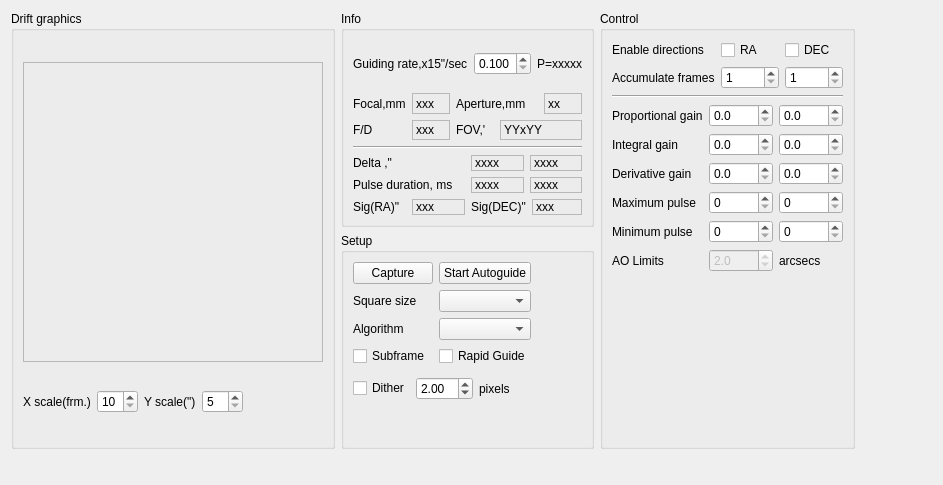
KDE/kstars, file kstars/ekos/guide/guider.ui: the form before one commit.
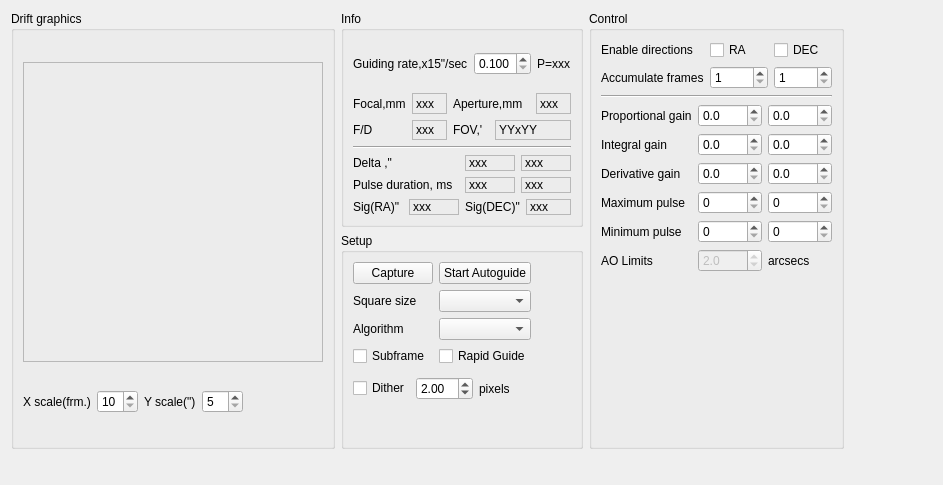
The form after the commit.

```diff
--- a/kstars/ekos/guide/guider.ui
+++ b/kstars/ekos/guide/guider.ui
@@ -174,7 +174,7 @@
             <item>
              <widget class="QLabel" name="l_RecommendedGain">
               <property name="text">
-               <string>P=xxxxx</string>
+               <string notr="true">P=xxx</string>
               </property>
              </widget>
             </item>
@@ -224,7 +224,7 @@
                <enum>QFrame::Sunken</enum>
               </property>
               <property name="text">
-               <string>xx</string>
+               <string notr="true">xxx</string>
               </property>
               <property name="alignment">
                <set>Qt::AlignLeading|Qt::AlignLeft|Qt::AlignVCenter</set>
@@ -306,7 +306,7 @@
                  <enum>QFrame::Sunken</enum>
                 </property>
                 <property name="text">
-                 <string>xxxx</string>
+                 <string notr="true">xxx</string>
                 </property>
                 <property name="alignment">
                  <set>Qt::AlignLeading|Qt::AlignLeft|Qt::AlignVCenter</set>
@@ -322,7 +322,7 @@
                  <enum>QFrame::Sunken</enum>
                 </property>
                 <property name="text">
-                 <string>xxxx</string>
+                 <string notr="true">xxx</string>
                 </property>
                 <property name="alignment">
                  <set>Qt::AlignLeading|Qt::AlignLeft|Qt::AlignVCenter</set>
@@ -349,7 +349,7 @@
                  <enum>QFrame::Sunken</enum>
                 </property>
                 <property name="text">
-                 <string>xxxx</string>
+                 <string notr="true">xxx</string>
                 </property>
                 <property name="alignment">
                  <set>Qt::AlignLeading|Qt::AlignLeft|Qt::AlignVCenter</set>
@@ -365,7 +365,7 @@
                  <enum>QFrame::Sunken</enum>
                 </property>
                 <property name="text">
-                 <string>xxxx</string>
+                 <string notr="true">xxx</string>
                 </property>
                 <property name="alignment">
                  <set>Qt::AlignLeading|Qt::AlignLeft|Qt::AlignVCenter</set>
```
Left out of the diff: 8 changed lines with no effect on the pictures.
